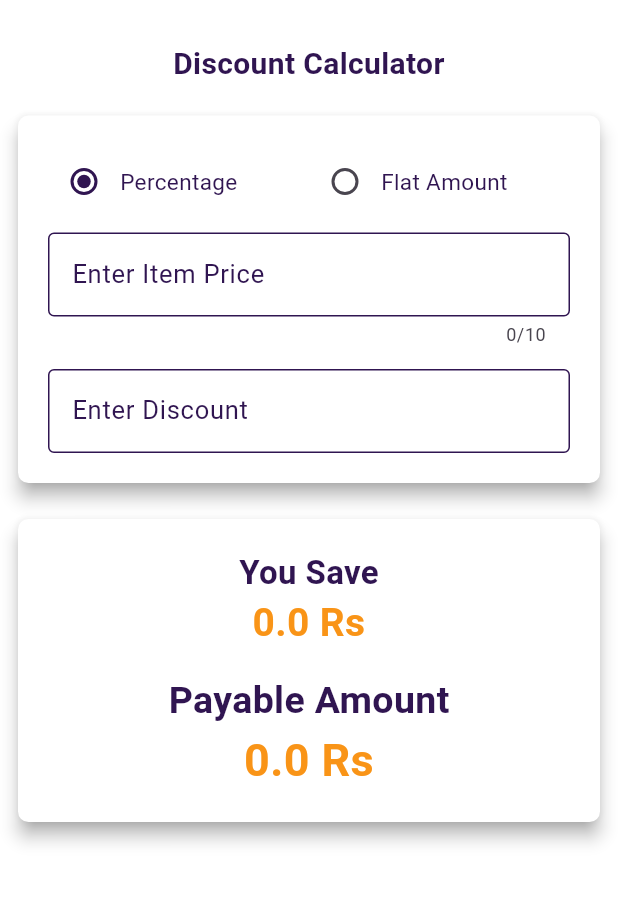
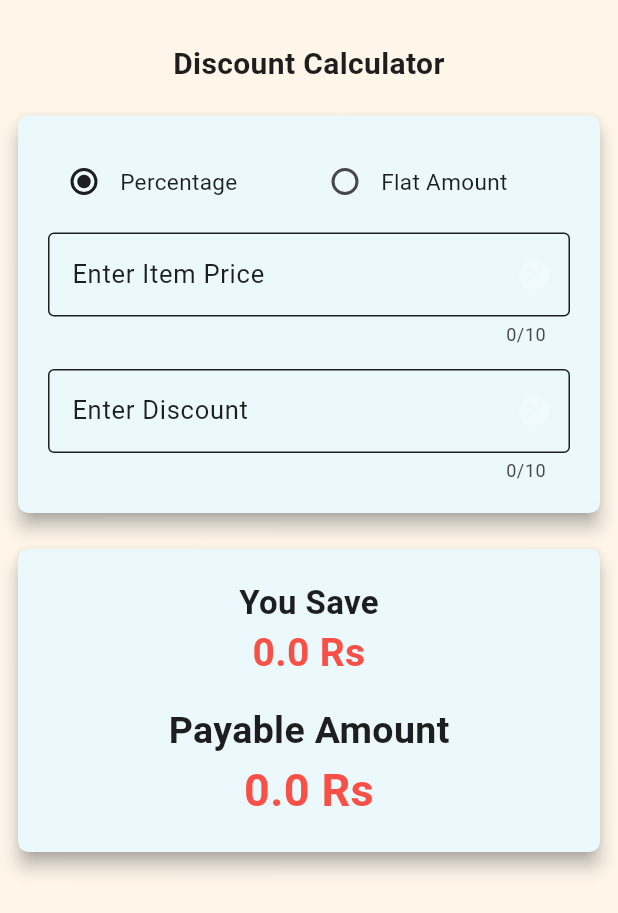
Before and after one commit to dhruvashastri12/Discount_Calc_Flutter, a Flutter app: the screen it shows after launch, on a phone screen of 412 x 824 dp. Shown: the top 913 px of the screen. Run offline on Flutter 3.47's test engine with Material 3 defaults, Android fonts, the phone set to English and light mode, and no system bars.

Commit message:
Upgraded targetedsdk version  API level and ui colour changes

```diff
--- a/lib/common/colors.dart
+++ b/lib/common/colors.dart
@@ -5,30 +5,19 @@
 // const Color scaffoldColor = Color(262834);
 // const Color mainColor = Color(0Xff5a91a0);
 
-const Color mainBackScaffoldColor = Color(0xFFFFFFFF);
-const Color bodyScaffoldColor = Color(0xFFFFFFFF);
-const Color textColor = Color(0xFF301551);
-const Color cardResultTitleColor = Color(0xFF301551);
-const Color cardColor = Colors.white;
-const Color resultColor = Color(0xFFF99417);
+// const Color mainBackScaffoldColor = Color(0xFFFFFFFF);
+// const Color bodyScaffoldColor = Color(0xFFFFFFFF);
+// const Color textColor = Color(0xFF301551);
+// const Color cardResultTitleColor = Color(0xFF301551);
+// const Color cardColor = Colors.white;
+// const Color resultColor = Color(0xFFF99417);
 const List<Color> mainBackScaffoldGradientColors = [Color(0xFF8399A2), Color(0xFFEEF2F3)];
 const List<Color> cardBackGradientColors = [Color(0xFFE8B595), Color(0xFFB190BA)];
 
 
-// const Color mainBackScaffoldColor = Color(0xFFF5F5F5);
-// const Color bodyScaffoldColor = Color(0xFFF5F5F5);
-// const Color textColor = Color(0xFFE8E2E2);
-// // const Color resultColor = Color(0xFFFCA311);
-// const Color cardColor = Color(0xFF5D3891);
-// const Color resultColor = Color(0xFFF99417);
-// const Color cardResultTitleColor = Color(0xFFE8E2E2);
-
-// const Color mainBackScaffoldColor = Color(0xFFD8EBF1);
-// const Color bodyScaffoldColor = Color.fromARGB(255, 243, 212, 186);
-// const Color textColor = Color(0xFF774E25);
-// const Color resultColor = Colors.white;
-
-// const Color scaffoldColor = Color(0xFFF96919);
-// const Color mainColor = Color(0xFFFFD700);  //(bright yellow)
-// const Color mainColor = Color(0xFFC0C5A5);
-// const Color resultColor = Color(0xFFF5F2F3);
+const Color mainBackScaffoldColor = Color(0xFFFFF6E9);
+// const Color bodyScaffoldColor = Color(0xFFFFFFFF);
+const Color textColor = Color(0xFF1E1E1E);
+const Color cardResultTitleColor = Color(0xFF1E1E1E);
+const Color cardColor = Color(0xFFECF9FC);
+const Color resultColor = Color(0xFFF85046);
--- a/lib/common/strings.dart
+++ b/lib/common/strings.dart
@@ -6,4 +6,5 @@
   static const String TFLabelDiscount = "Enter Discount";
   static const String resultLabelSave = "You Save";
   static const String resultLabelPayable = "Payable Amount";
+  static const String discountvalueerrorText = "Please enter discount value < 100% or Item Price";
 }
--- a/lib/custom/dc_textfield.dart
+++ b/lib/custom/dc_textfield.dart
@@ -1,4 +1,5 @@
 import 'package:discount_calc_new/common/colors.dart';
+import 'package:discount_calc_new/common/strings.dart';
 import 'package:flutter/material.dart';
 
 class DCTextField extends StatelessWidget {
@@ -31,7 +32,7 @@
           color: textColor,
           fontSize: 17.0,
         ),
-        errorText: discountValueError!  ? 'Please enter discount value < 100%' : null,
+        errorText: discountValueError!  ? Strings.discountvalueerrorText : null,
         focusedBorder: _getTFBorderDecoration,
         enabledBorder: _getTFBorderDecoration,
         errorBorder: _getTFBorderDecoration,
```
Also changed, not shown: lib/screens/home/calculator_body.dart (+5 -8 lines), lib/utils/helper.dart (+7 -5 lines), 1 other file.
